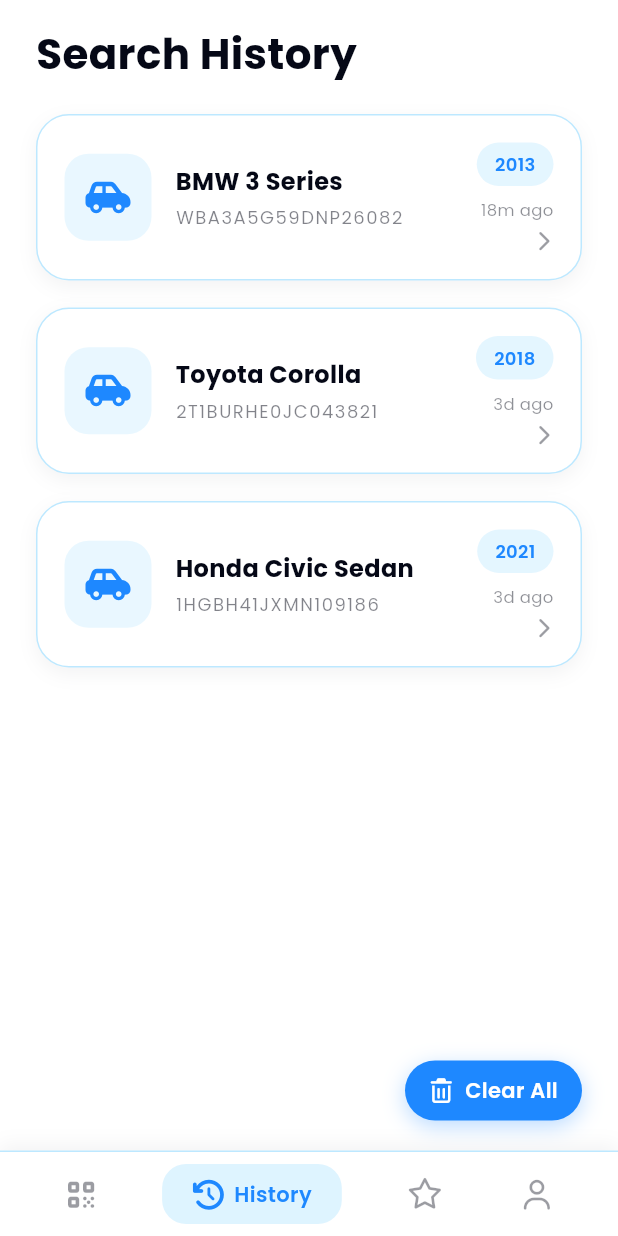
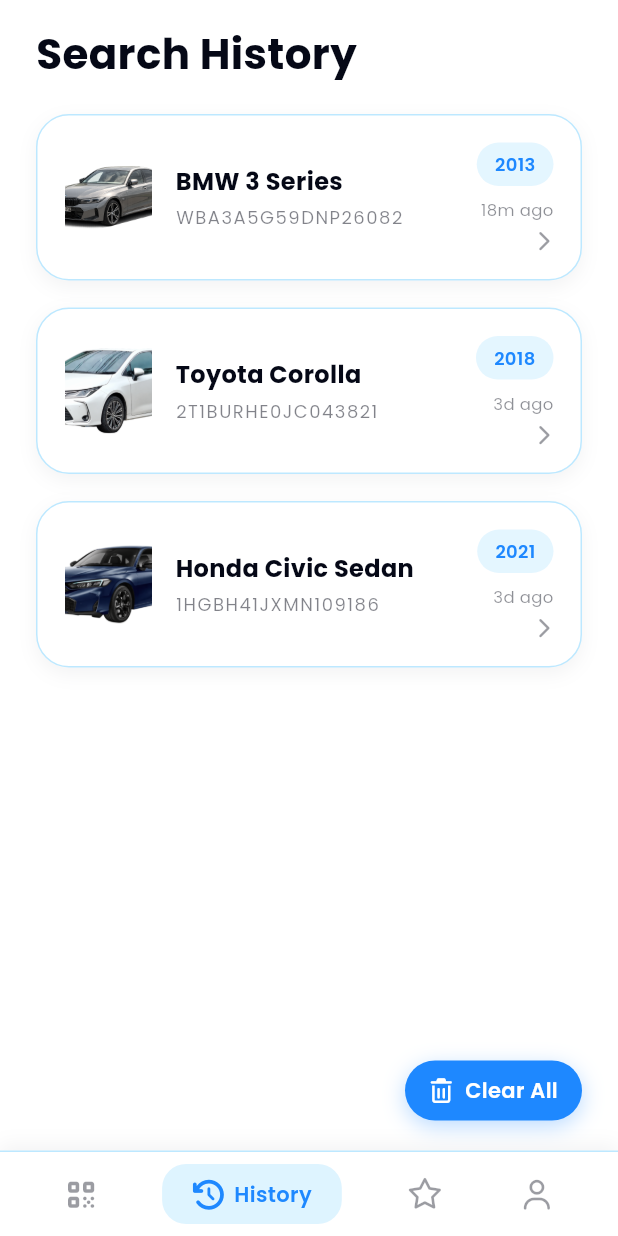
Before and after one commit to IrwanS99/vin-mobile, a Flutter app: the HistoryView screen opened by its route, on a phone screen of 412 x 824 dp. Run offline on Flutter 3.47's test engine with Material 3 defaults, Android fonts, the phone set to English and light mode, and no system bars; our stand-ins replace font_awesome_flutter, get, google_fonts.

Commit message:
Selesai! Berikut ringkasan semua perbaikan yang dilakukan:
Gambar di /history - Updated HistoryCard untuk menggunakan gambar dari assets:

BMW 3 Series → assets/bmw.png
Toyota Corolla → assets/corolla.png
Honda Civic Sedan → assets/civic.png
Gambar di /detail - Updated VehicleInfoCard untuk menampilkan gambar mobil yang dipilih dari assets

VIN Input Action - Ketika user klik "Decode VIN", akan secara acak memilih salah satu dari 3 mobil dan navigasi ke halaman detail

Watermark - Ditambahkan banner "Pengembangan - Not for production" di halaman home dengan warna oranye

```diff
--- a/lib/app/controllers/history_controller.dart
+++ b/lib/app/controllers/history_controller.dart
@@ -13,21 +13,21 @@
       'vin': 'WBA3A5G59DNP26082',
       'year': '2013',
       'time': '18m ago',
-      'icon': 'car',
+      'image': 'assets/bmw.png',
     },
     {
       'title': 'Toyota Corolla',
       'vin': '2T1BURHE0JC043821',
       'year': '2018',
       'time': '3d ago',
-      'icon': 'car',
+      'image': 'assets/corolla.png',
     },
     {
       'title': 'Honda Civic Sedan',
       'vin': '1HGBH41JXMN109186',
       'year': '2021',
       'time': '3d ago',
-      'icon': 'car',
+      'image': 'assets/civic.png',
     },
   ].obs;
 
@@ -61,6 +61,7 @@
         'year': item['year'],
         'country': 'United States',
         'vehicleType': 'Passenger Car',
+        'image': item['image'],
       },
     );
   }
--- a/lib/app/controllers/home_controller.dart
+++ b/lib/app/controllers/home_controller.dart
@@ -1,6 +1,6 @@
 import 'package:get/get.dart';
 import 'package:flutter/material.dart';
-import '../theme/app_colors.dart';
+import '../routes/app_routes.dart';
 
 class HomeController extends GetxController {
   final vinController = TextEditingController();
@@ -23,6 +23,33 @@
     },
   ].obs;
 
+  final carDataList = [
+    {
+      'title': 'BMW 3 Series',
+      'vin': 'WBA3A5G59DNP26082',
+      'year': '2013',
+      'country': 'United States',
+      'vehicleType': 'Passenger Car',
+      'image': 'assets/bmw.png',
+    },
+    {
+      'title': 'Toyota Corolla',
+      'vin': '2T1BURHE0JC043821',
+      'year': '2018',
+      'country': 'United States',
+      'vehicleType': 'Passenger Car',
+      'image': 'assets/corolla.png',
+    },
+    {
+      'title': 'Honda Civic Sedan',
+      'vin': '1HGBH41JXMN109186',
+      'year': '2021',
+      'country': 'United States',
+      'vehicleType': 'Passenger Car',
+      'image': 'assets/civic.png',
+    },
+  ];
+
   @override
   void onInit() {
     super.onInit();
@@ -41,12 +68,12 @@
     isButtonPressed.value = true;
     Future.delayed(const Duration(milliseconds: 150), () {
       isButtonPressed.value = false;
-      Get.snackbar(
-        'VIN Decoded',
-        'Processing: ${vinController.text}',
-        backgroundColor: AppColors.royalBlue,
-        colorText: Colors.white,
-        snackPosition: SnackPosition.TOP,
+
+      final randomCar = carDataList[DateTime.now().millisecond % 3];
+
+      Get.toNamed(
+        AppRoutes.detail,
+        arguments: randomCar,
       );
     });
   }
--- a/lib/app/views/detail_view.dart
+++ b/lib/app/views/detail_view.dart
@@ -209,10 +209,11 @@
     final data = controller.vehicleData.value;
     final title = data?['title'] ?? 'Unknown Vehicle';
     final year = data?['year'] ?? '';
+    final imagePath = data?['image'] as String?;
 
     final displayTitle = year.isNotEmpty ? '$year $title' : title;
 
-    return VehicleInfoCard(title: displayTitle);
+    return VehicleInfoCard(title: displayTitle, imagePath: imagePath);
   }
 
   Widget _buildSpecsGrid() {
--- a/lib/app/views/history_view.dart
+++ b/lib/app/views/history_view.dart
@@ -108,6 +108,7 @@
             vin: item['vin'] as String,
             year: item['year'] as String,
             time: item['time'] as String,
+            imagePath: item['image'] as String?,
             onTap: () => controller.onTapHistoryItem(index),
           );
         },
--- a/lib/app/widgets/history_card.dart
+++ b/lib/app/widgets/history_card.dart
@@ -8,6 +8,7 @@
   final String vin;
   final String year;
   final String time;
+  final String? imagePath;
   final VoidCallback onTap;
 
   const HistoryCard({
@@ -16,6 +17,7 @@
     required this.vin,
     required this.year,
     required this.time,
+    this.imagePath,
     required this.onTap,
   });
 
@@ -53,6 +55,19 @@
   }
 
   Widget _buildIcon() {
+    if (imagePath != null && imagePath!.isNotEmpty) {
+      return Container(
+        width: 58,
+        height: 58,
+        decoration: BoxDecoration(
+          borderRadius: BorderRadius.circular(16),
+        ),
+        child: Image(
+          image: AssetImage(imagePath!),
+          fit: BoxFit.cover,
+        ),
+      );
+    }
     return Container(
       width: 58,
       height: 58,
```
Also changed, not shown: lib/app/views/home_view.dart (+36 -0 lines), lib/app/widgets/vehicle_info_card.dart (+15 -5 lines).
